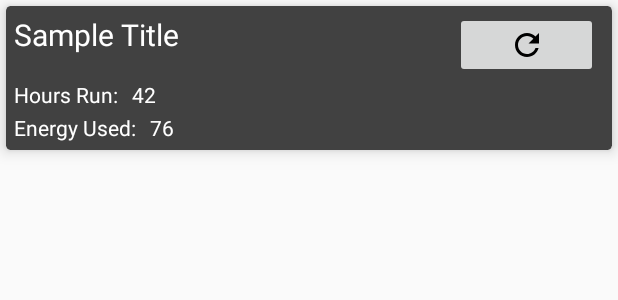
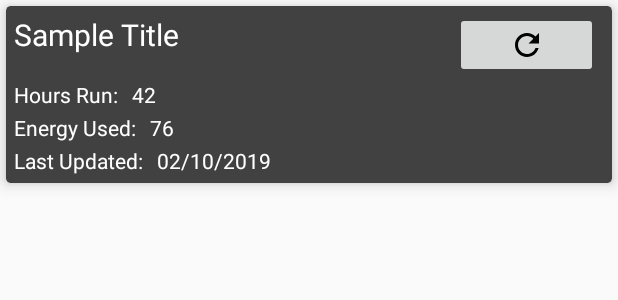
Before and after one commit to SCCapstone/DBK, an Android app: the layout boost_box_layout.xml on its own in the app's theme, with its tools: preview values and no code run, on a phone screen of 412 x 824 dp. Shown: the top 300 px of the screen. Run offline under Robolectric (Android 15) with nearby library versions, the phone set to English and light mode, and no system bars; Roboto replaces fonts that are not available here.

Commit message:
added last updated field

```diff
--- a/app/src/main/res/layout/boost_box_layout.xml
+++ b/app/src/main/res/layout/boost_box_layout.xml
@@ -81,6 +81,28 @@
                 android:padding="1dp"
                 android:textColor="@color/colorWhite" />
         </LinearLayout>
+
+        <LinearLayout
+            android:orientation="horizontal"
+            android:layout_width="match_parent"
+            android:layout_height="wrap_content">
+
+            <TextView
+                android:layout_width="wrap_content"
+                android:layout_height="wrap_content"
+                android:text="Last Updated:"
+                android:padding="1dp"
+                android:textColor="@color/colorWhite" />
+
+            <TextView
+                android:id="@+id/boost_box_date"
+                android:layout_width="wrap_content"
+                android:layout_height="wrap_content"
+                android:text="  02/10/2019"
+                android:padding="1dp"
+                android:textColor="@color/colorWhite" />
+        </LinearLayout>
+
     </LinearLayout>
 
 </androidx.cardview.widget.CardView>
```
